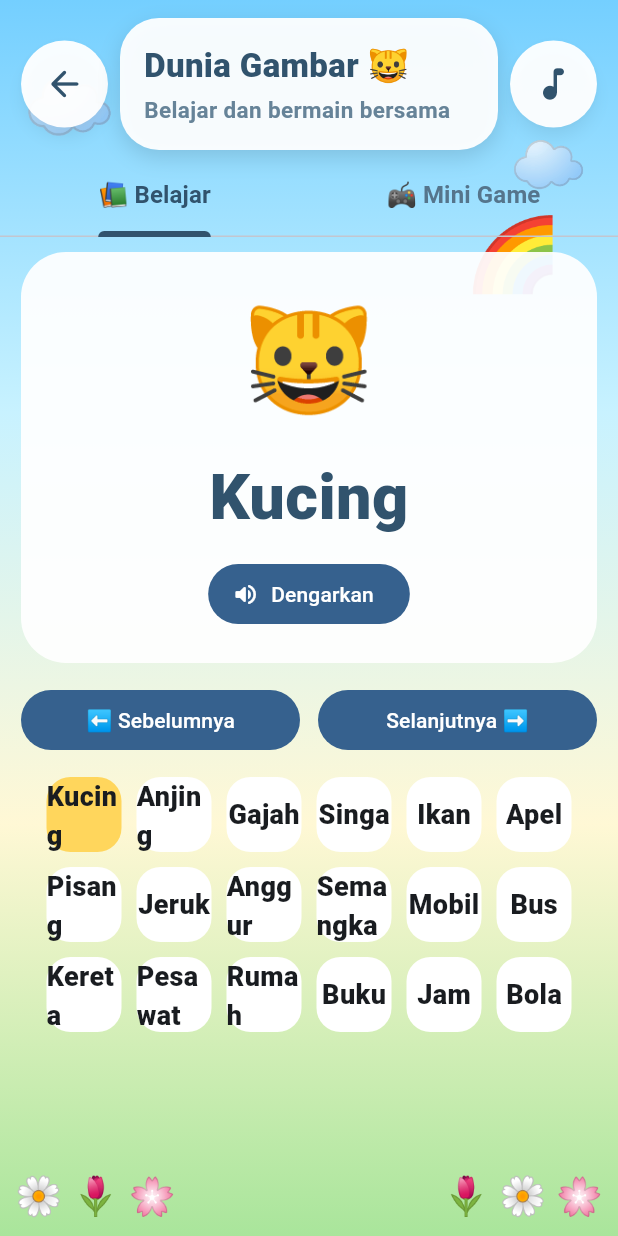
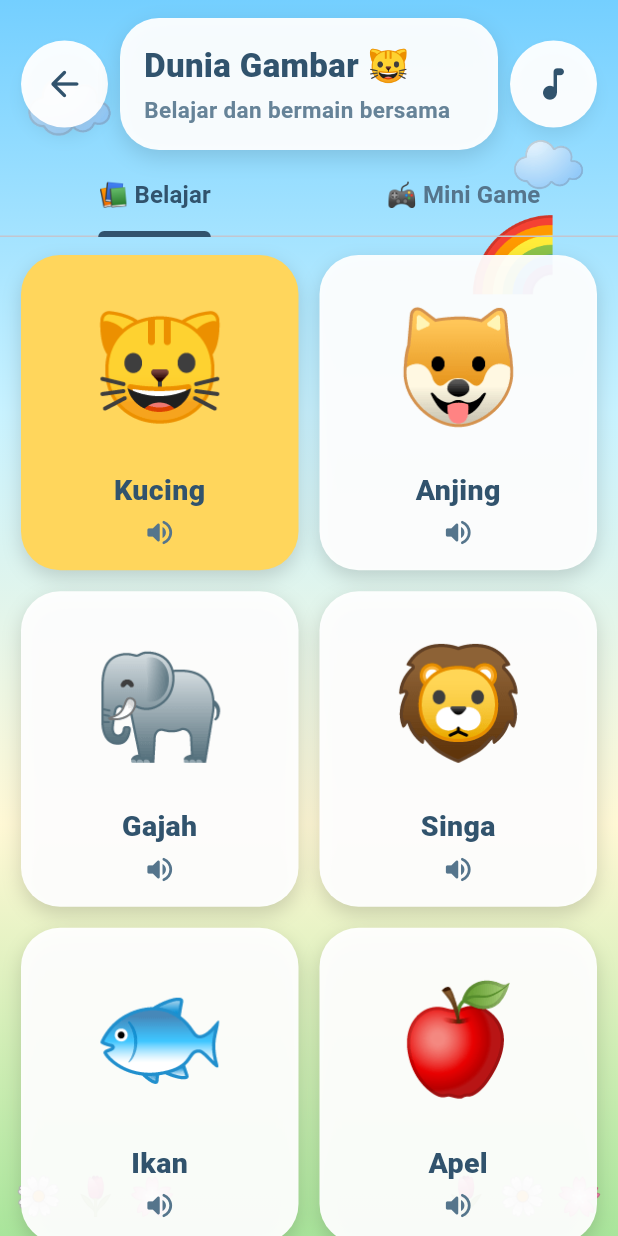
Before and after one commit to kopen1/irkop-belajar-tk, a Flutter app: the screen it shows after launch, after a tap on "Dunia Gambar", on a phone screen of 412 x 824 dp. Run offline on Flutter 3.47's test engine with Material 3 defaults, Android fonts, the phone set to English and light mode, and no system bars; our stand-ins replace confetti, flutter_tts.

Commit message:
fix: show visual learning items in two column grid

```diff
--- a/lib/features/learning/learning_page.dart
+++ b/lib/features/learning/learning_page.dart
@@ -334,6 +334,12 @@ class _LearningPageState extends State<LearningPage>
   }
 
   Widget _learn(LearningItem item) {
+    // Dunia Gambar menggunakan layout visual grid:
+    // 1 baris berisi 2 item.
+    if (widget.type == LearningType.gambar) {
+      return _visualGrid();
+    }
+
     final background = widget.type == LearningType.warna
         ? selectedColor.withValues(alpha: 0.45)
         : Colors.white.withValues(alpha: 0.93);
@@ -437,6 +443,92 @@ class _LearningPageState extends State<LearningPage>
     );
   }
 
+  Widget _visualGrid() {
+    return GridView.builder(
+      padding: const EdgeInsets.fromLTRB(14, 12, 14, 20),
+      itemCount: items.length,
+      gridDelegate: const SliverGridDelegateWithFixedCrossAxisCount(
+        crossAxisCount: 2,
+        crossAxisSpacing: 14,
+        mainAxisSpacing: 14,
+        childAspectRatio: 0.88,
+      ),
+      itemBuilder: (context, i) {
+        final visualItem = items[i];
+
+        return Material(
+          color: Colors.transparent,
+          child: InkWell(
+            borderRadius: BorderRadius.circular(26),
+            onTap: () {
+              setState(() {
+                index = i;
+              });
+
+              audio.speak(visualItem.sound);
+            },
+            child: AnimatedContainer(
+              duration: const Duration(milliseconds: 200),
+              decoration: BoxDecoration(
+                color: i == index
+                    ? const Color(0xFFFFD65C)
+                    : Colors.white.withValues(alpha: 0.94),
+                borderRadius: BorderRadius.circular(26),
+                boxShadow: const [
+                  BoxShadow(
+                    color: Color(0x26000000),
+                    blurRadius: 10,
+                    offset: Offset(0, 5),
+                  ),
+                ],
+              ),
+              child: Padding(
+                padding: const EdgeInsets.all(14),
+                child: Column(
+                  mainAxisAlignment: MainAxisAlignment.center,
+                  children: [
+                    Expanded(
+                      child: Center(
+                        child: FittedBox(
+                          fit: BoxFit.scaleDown,
+                          child: Text(
+                            visualItem.visual,
+                            textAlign: TextAlign.center,
+                            style: const TextStyle(
+                              fontSize: 72,
+                            ),
+                          ),
+                        ),
+                      ),
+                    ),
+                    const SizedBox(height: 8),
+                    Text(
+                      visualItem.title,
+                      textAlign: TextAlign.center,
+                      maxLines: 2,
+                      overflow: TextOverflow.ellipsis,
+                      style: const TextStyle(
+                        fontSize: 19,
+                        fontWeight: FontWeight.w900,
+                        color: Color(0xFF31536D),
+                      ),
+                    ),
+                    const SizedBox(height: 4),
+                    const Icon(
+                      Icons.volume_up_rounded,
+                      size: 22,
+                      color: Color(0xFF55758C),
+                    ),
+                  ],
+                ),
+              ),
+            ),
+          ),
+        );
+      },
+    );
+  }
+
   Widget _game() {
     return StatefulBuilder(
       builder: (context, setGameState) {
```
